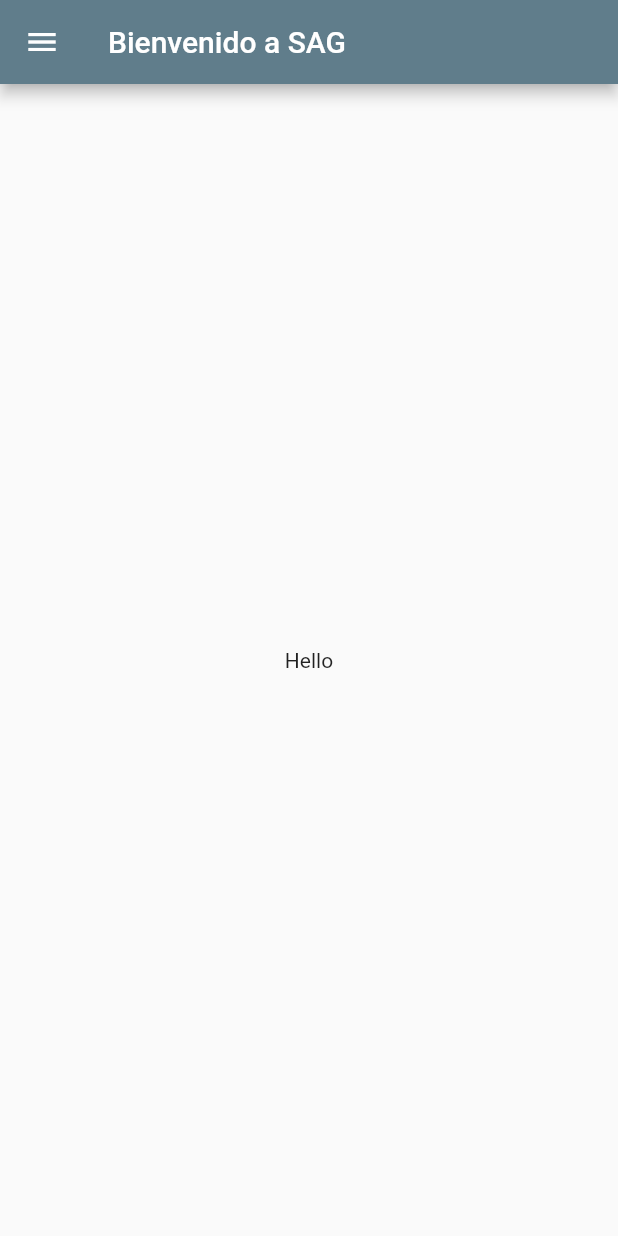
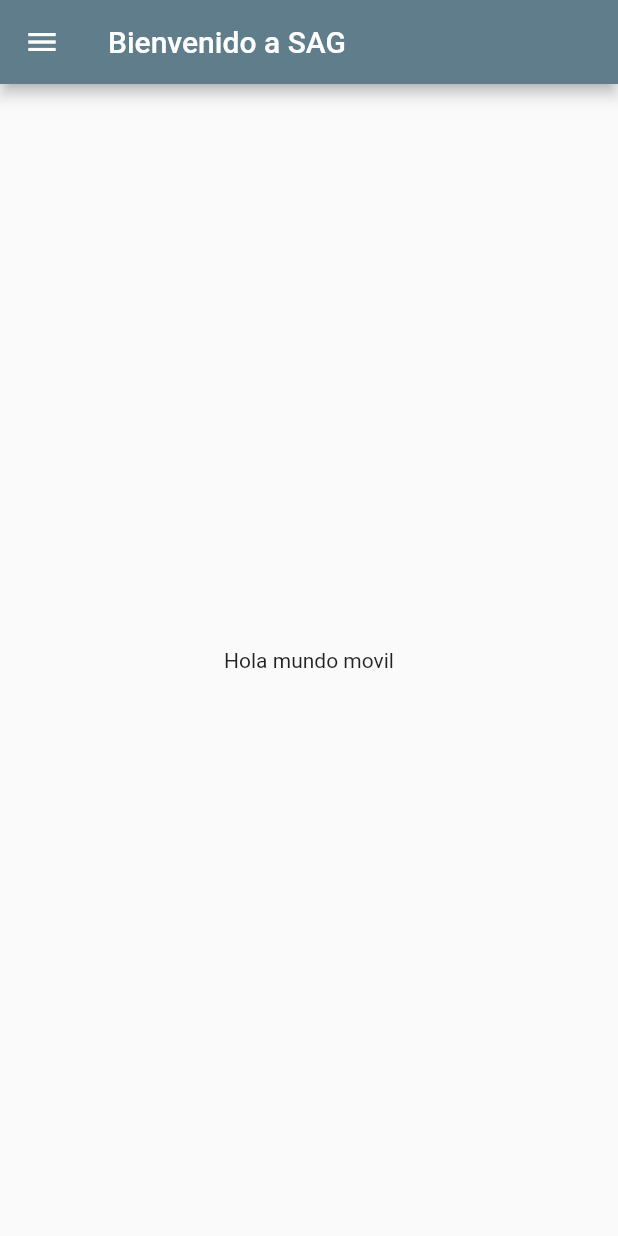
Before and after one commit to ErickUT060101/sag_usuario, a Flutter app: the screen it shows after launch, on a phone screen of 412 x 824 dp. Run offline on Flutter 3.47's test engine with Material 2 defaults, Android fonts, the phone set to English and light mode, and no system bars.

Commit message:
Update main.dart

```diff
--- a/lib/main.dart
+++ b/lib/main.dart
@@ -53,7 +53,7 @@ class MyApp extends StatelessWidget {
           ),
         ),
         body: Center(
-          child: Text('Hello'),
+          child: Text('Hola mundo movil'),
         ),
       ),
     );
```
